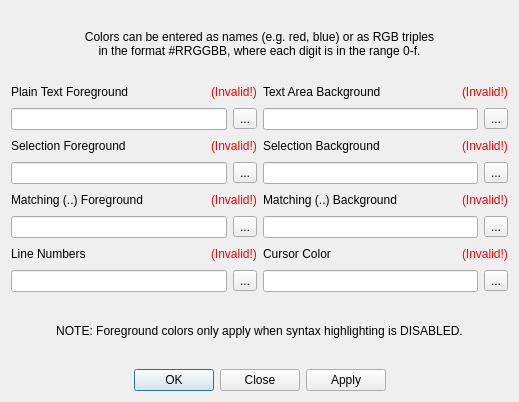
Qt form source/ui/DialogColors.ui (eteran/nedit-ng) before a commit.
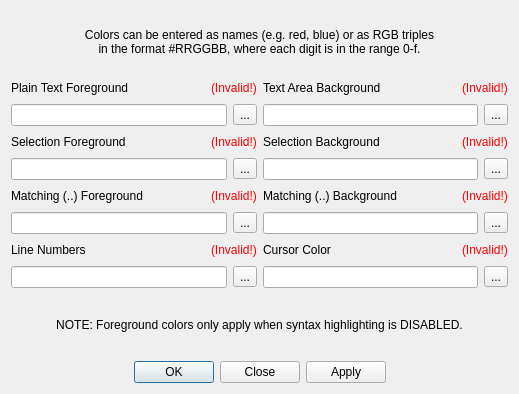
The same form after that commit.

The edit to the form file:
```diff
--- a/source/ui/DialogColors.ui
+++ b/source/ui/DialogColors.ui
@@ -7,7 +7,7 @@
     <x>0</x>
     <y>0</y>
     <width>519</width>
-    <height>402</height>
+    <height>394</height>
    </rect>
   </property>
   <property name="windowTitle">
```
